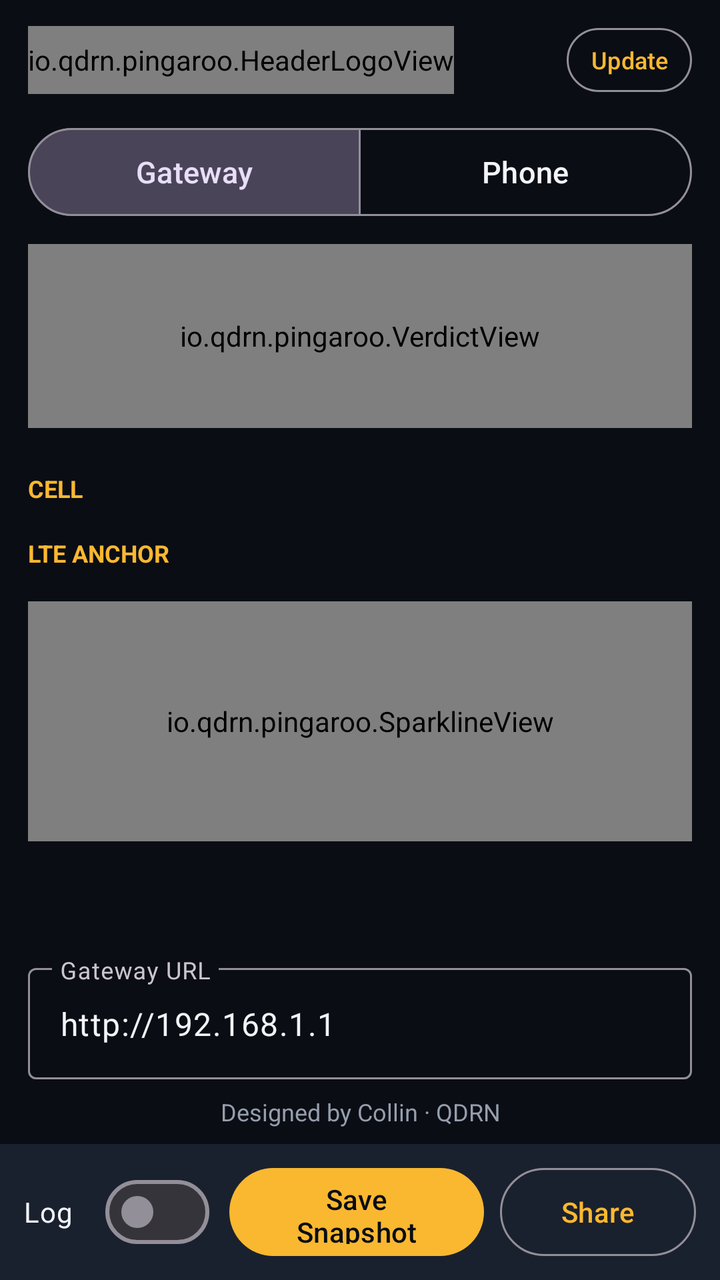
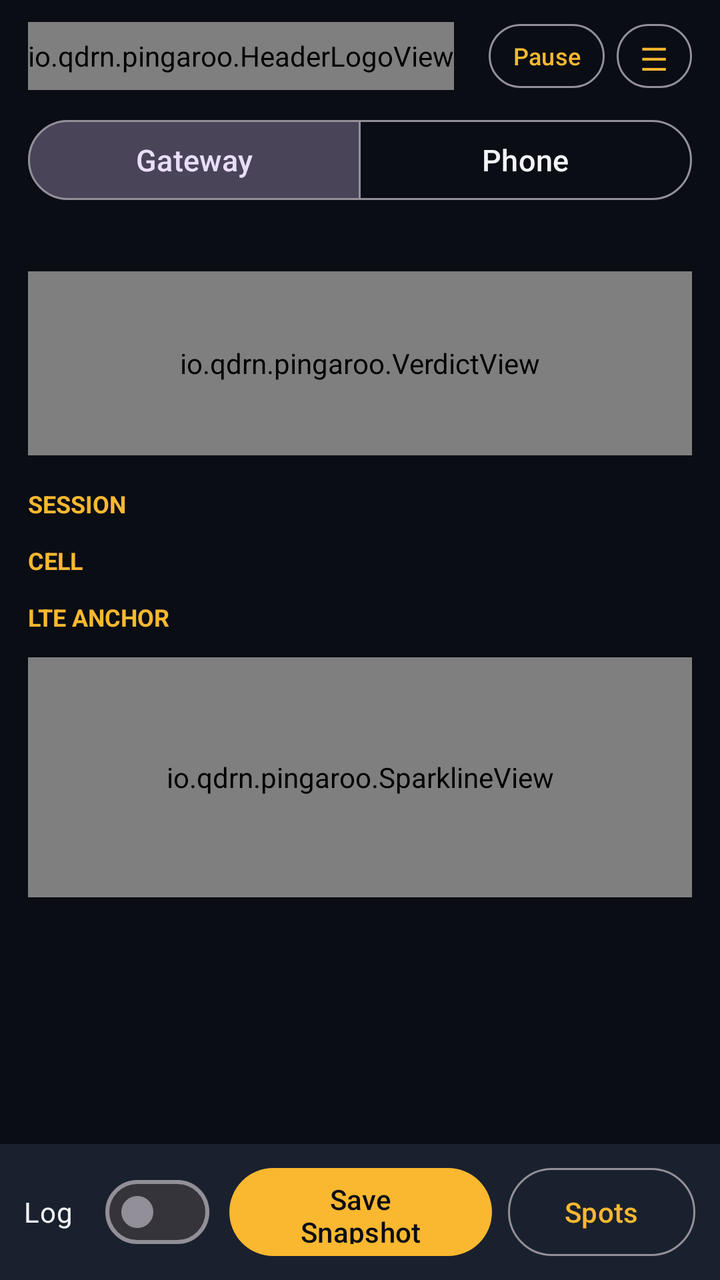

Screens rendered from an Android XML layout before and after an edit, with the pre-edit source and the edit as a unified diff.
<!-- AndroidManifest.xml: application theme Theme.Pingaroo -->
<!-- res/layout/activity_main.xml -->
<?xml version="1.0" encoding="utf-8"?>
<LinearLayout xmlns:android="http://schemas.android.com/apk/res/android"
    xmlns:app="http://schemas.android.com/apk/res-auto"
    android:layout_width="match_parent"
    android:layout_height="match_parent"
    android:background="@color/bg"
    android:orientation="vertical">

    <ScrollView
        android:layout_width="match_parent"
        android:layout_height="0dp"
        android:layout_weight="1"
        android:fillViewport="true">

        <LinearLayout
            android:layout_width="match_parent"
            android:layout_height="wrap_content"
            android:orientation="vertical"
            android:paddingStart="14dp"
            android:paddingTop="10dp"
            android:paddingEnd="14dp"
            android:paddingBottom="8dp">

            
            <LinearLayout
                android:layout_width="match_parent"
                android:layout_height="wrap_content"
                android:gravity="center_vertical"
                android:orientation="horizontal">

                <io.qdrn.pingaroo.HeaderLogoView
                    android:id="@+id/logo"
                    android:layout_width="wrap_content"
                    android:layout_height="34dp" />

                <TextView
                    android:id="@+id/clock"
                    android:layout_width="0dp"
                    android:layout_height="wrap_content"
                    android:layout_weight="1"
                    android:gravity="end"
                    android:textColor="@color/muted"
                    android:textSize="14sp" />

                <com.google.android.material.button.MaterialButton
                    android:id="@+id/updateBtn"
                    style="?attr/materialButtonOutlinedStyle"
                    android:layout_width="wrap_content"
                    android:layout_height="40dp"
                    android:layout_marginStart="8dp"
                    android:minWidth="0dp"
                    android:paddingStart="12dp"
                    android:paddingEnd="12dp"
                    android:text="@string/update"
                    android:textSize="12sp" />
            </LinearLayout>

            <TextView
                android:id="@+id/updateBanner"
                android:layout_width="match_parent"
                android:layout_height="wrap_content"
                android:layout_marginTop="8dp"
                android:background="@color/panel"
                android:padding="10dp"
                android:textColor="@color/amber"
                android:textSize="14sp"
                android:visibility="gone" />

            <com.google.android.material.button.MaterialButtonToggleGroup
                android:id="@+id/sourceGroup"
                android:layout_width="match_parent"
                android:layout_height="wrap_content"
                android:layout_marginTop="10dp"
                app:checkedButton="@id/btnGateway"
                app:selectionRequired="true"
                app:singleSelection="true">

                <com.google.android.material.button.MaterialButton
                    android:id="@+id/btnGateway"
                    style="?attr/materialButtonOutlinedStyle"
                    android:layout_width="0dp"
                    android:layout_height="52dp"
                    android:layout_weight="1"
                    android:text="@string/source_gateway"
                    android:textSize="15sp" />

                <com.google.android.material.button.MaterialButton
                    android:id="@+id/btnPhone"
                    style="?attr/materialButtonOutlinedStyle"
                    android:layout_width="0dp"
                    android:layout_height="52dp"
                    android:layout_weight="1"
                    android:text="@string/source_phone"
                    android:textSize="15sp" />
            </com.google.android.material.button.MaterialButtonToggleGroup>

            
            <io.qdrn.pingaroo.VerdictView
                android:id="@+id/verdict"
                android:layout_width="match_parent"
                android:layout_height="92dp"
                android:layout_marginTop="10dp" />

            
            <LinearLayout
                android:id="@+id/tilesSignal"
                android:layout_width="match_parent"
                android:layout_height="wrap_content"
                android:layout_marginTop="10dp"
                android:orientation="vertical" />

            <TextView
                android:id="@+id/sectionCell"
                android:layout_width="match_parent"
                android:layout_height="wrap_content"
                android:layout_marginTop="12dp"
                android:text="CELL"
                android:textColor="@color/amber"
                android:textSize="12sp"
                android:textStyle="bold" />

            <LinearLayout
                android:id="@+id/tilesCell"
                android:layout_width="match_parent"
                android:layout_height="wrap_content"
                android:layout_marginTop="4dp"
                android:orientation="vertical" />

            <TextView
                android:id="@+id/sectionLte"
                android:layout_width="match_parent"
                android:layout_height="wrap_content"
                android:layout_marginTop="12dp"
                android:text="LTE ANCHOR"
                android:textColor="@color/amber"
                android:textSize="12sp"
                android:textStyle="bold" />

            <LinearLayout
                android:id="@+id/tilesLte"
                android:layout_width="match_parent"
                android:layout_height="wrap_content"
                android:layout_marginTop="4dp"
                android:orientation="vertical" />

            <io.qdrn.pingaroo.SparklineView
                android:id="@+id/spark"
                android:layout_width="match_parent"
                android:layout_height="120dp"
                android:layout_marginTop="12dp" />

            <TextView
                android:id="@+id/status"
                android:layout_width="match_parent"
                android:layout_height="wrap_content"
                android:layout_marginTop="10dp"
                android:textColor="@color/muted"
                android:textSize="13sp" />

            <TextView
                android:id="@+id/logInfo"
                android:layout_width="match_parent"
                android:layout_height="wrap_content"
                android:layout_marginTop="2dp"
                android:textColor="@color/muted"
                android:textSize="12sp" />

            <com.google.android.material.textfield.TextInputLayout
                android:layout_width="match_parent"
                android:layout_height="wrap_content"
                android:layout_marginTop="12dp"
                android:hint="@string/gateway_url_hint">

                <com.google.android.material.textfield.TextInputEditText
                    android:id="@+id/gatewayUrl"
                    android:layout_width="match_parent"
                    android:layout_height="wrap_content"
                    android:imeOptions="actionDone"
                    android:inputType="textUri"
                    android:text="http://192.168.1.1"
                    android:textColor="@color/text" />
            </com.google.android.material.textfield.TextInputLayout>

            <TextView
                android:layout_width="match_parent"
                android:layout_height="wrap_content"
                android:layout_marginTop="8dp"
                android:gravity="center"
                android:text="@string/credit"
                android:textColor="@color/muted"
                android:textSize="12sp" />
        </LinearLayout>
    </ScrollView>

    
    <LinearLayout
        android:layout_width="match_parent"
        android:layout_height="wrap_content"
        android:background="@color/panel"
        android:gravity="center_vertical"
        android:orientation="horizontal"
        android:paddingStart="12dp"
        android:paddingTop="8dp"
        android:paddingEnd="12dp"
        android:paddingBottom="8dp">

        <com.google.android.material.materialswitch.MaterialSwitch
            android:id="@+id/logSwitch"
            android:layout_width="wrap_content"
            android:layout_height="wrap_content"
            android:layout_marginEnd="10dp"
            android:text="Log"
            android:textColor="@color/text"
            android:textSize="14sp" />

        <com.google.android.material.button.MaterialButton
            android:id="@+id/snapshotBtn"
            android:layout_width="0dp"
            android:layout_height="52dp"
            android:layout_marginEnd="8dp"
            android:layout_weight="1.3"
            android:text="@string/snapshot" />

        <com.google.android.material.button.MaterialButton
            android:id="@+id/shareBtn"
            style="?attr/materialButtonOutlinedStyle"
            android:layout_width="0dp"
            android:layout_height="52dp"
            android:layout_weight="1"
            android:text="Share" />
    </LinearLayout>
</LinearLayout>
<!-- resources referenced by this layout -->
<resources>
  <color name="amber">#FAB830</color>
  <color name="bg">#0A0D14</color>
  <color name="muted">#969EAC</color>
  <color name="panel">#1A212E</color>
  <color name="text">#F2F4F8</color>
  <string name="credit">Designed by Collin · QDRN</string>
  <string name="gateway_url_hint">Gateway URL</string>
  <string name="snapshot">Save Snapshot</string>
  <string name="source_gateway">Gateway</string>
  <string name="source_phone">Phone</string>
  <string name="update">Update</string>
  <style name="Theme.Pingaroo" parent="Theme.Material3.Dark.NoActionBar">
          <item name="android:windowBackground">@color/bg</item>
          <item name="colorPrimary">@color/amber</item>
          <item name="colorOnPrimary">@color/bg</item>
          <item name="colorSecondary">@color/blue</item>
          <item name="colorSurface">@color/panel</item>
          <item name="colorOnSurface">@color/text</item>
          <item name="android:statusBarColor">@color/bg</item>
          <item name="android:navigationBarColor">@color/bg</item>
      </style>
  <color name="blue">#5CA0FA</color>
</resources>

<!-- the commit's change to res/layout/activity_main.xml (unified diff, before → after) -->
@@ -17,7 +17,7 @@
             android:layout_height="wrap_content"
             android:orientation="vertical"
             android:paddingStart="14dp"
-            android:paddingTop="10dp"
+            android:paddingTop="8dp"
             android:paddingEnd="14dp"
             android:paddingBottom="8dp">
 
@@ -40,10 +40,10 @@
                     android:layout_weight="1"
                     android:gravity="end"
                     android:textColor="@color/muted"
-                    android:textSize="14sp" />
-
-                <com.google.android.material.button.MaterialButton
-                    android:id="@+id/updateBtn"
+                    android:textSize="13sp" />
+
+                <com.google.android.material.button.MaterialButton
+                    android:id="@+id/pauseBtn"
                     style="?attr/materialButtonOutlinedStyle"
                     android:layout_width="wrap_content"
                     android:layout_height="40dp"
@@ -51,8 +51,20 @@
                     android:minWidth="0dp"
                     android:paddingStart="12dp"
                     android:paddingEnd="12dp"
-                    android:text="@string/update"
+                    android:text="Pause"
                     android:textSize="12sp" />
+
+                <com.google.android.material.button.MaterialButton
+                    android:id="@+id/menuBtn"
+                    style="?attr/materialButtonOutlinedStyle"
+                    android:layout_width="wrap_content"
+                    android:layout_height="40dp"
+                    android:layout_marginStart="6dp"
+                    android:minWidth="0dp"
+                    android:paddingStart="12dp"
+                    android:paddingEnd="12dp"
+                    android:text="☰"
+                    android:textSize="16sp" />
             </LinearLayout>
 
             <TextView
@@ -70,7 +82,7 @@
                 android:id="@+id/sourceGroup"
                 android:layout_width="match_parent"
                 android:layout_height="wrap_content"
-                android:layout_marginTop="10dp"
+                android:layout_marginTop="8dp"
                 app:checkedButton="@id/btnGateway"
                 app:selectionRequired="true"
                 app:singleSelection="true">
@@ -79,7 +91,7 @@
                     android:id="@+id/btnGateway"
                     style="?attr/materialButtonOutlinedStyle"
                     android:layout_width="0dp"
-                    android:layout_height="52dp"
+                    android:layout_height="48dp"
                     android:layout_weight="1"
                     android:text="@string/source_gateway"
                     android:textSize="15sp" />
@@ -88,25 +100,62 @@
                     android:id="@+id/btnPhone"
                     style="?attr/materialButtonOutlinedStyle"
                     android:layout_width="0dp"
-                    android:layout_height="52dp"
+                    android:layout_height="48dp"
                     android:layout_weight="1"
                     android:text="@string/source_phone"
                     android:textSize="15sp" />
             </com.google.android.material.button.MaterialButtonToggleGroup>
 
             
+            <LinearLayout
+                android:layout_width="match_parent"
+                android:layout_height="wrap_content"
+                android:layout_marginTop="6dp"
+                android:orientation="horizontal">
+
+                <TextView
+                    android:id="@+id/contextLine"
+                    android:layout_width="0dp"
+                    android:layout_height="wrap_content"
+                    android:layout_weight="1"
+                    android:textColor="@color/muted"
+                    android:textSize="13sp" />
+
+                <TextView
+                    android:id="@+id/freshness"
+                    android:layout_width="wrap_content"
+                    android:layout_height="wrap_content"
+                    android:textColor="@color/muted"
+                    android:textSize="13sp" />
+            </LinearLayout>
+
             <io.qdrn.pingaroo.VerdictView
                 android:id="@+id/verdict"
                 android:layout_width="match_parent"
                 android:layout_height="92dp"
-                android:layout_marginTop="10dp" />
-
-            
+                android:layout_marginTop="8dp" />
+
             <LinearLayout
                 android:id="@+id/tilesSignal"
                 android:layout_width="match_parent"
                 android:layout_height="wrap_content"
-                android:layout_marginTop="10dp"
+                android:layout_marginTop="4dp"
+                android:orientation="vertical" />
+
+            <TextView
+                android:id="@+id/sectionStats"
+                android:layout_width="match_parent"
+                android:layout_height="wrap_content"
+                android:layout_marginTop="12dp"
+                android:text="SESSION"
+                android:textColor="@color/amber"
+                android:textSize="12sp"
+                android:textStyle="bold" />
+
+            <LinearLayout
+                android:id="@+id/tilesStats"
+                android:layout_width="match_parent"
+                android:layout_height="wrap_content"
                 android:orientation="vertical" />
 
             <TextView
@@ -123,7 +172,6 @@
                 android:id="@+id/tilesCell"
                 android:layout_width="match_parent"
                 android:layout_height="wrap_content"
-                android:layout_marginTop="4dp"
                 android:orientation="vertical" />
 
             <TextView
@@ -140,7 +188,6 @@
                 android:id="@+id/tilesLte"
                 android:layout_width="match_parent"
                 android:layout_height="wrap_content"
-                android:layout_marginTop="4dp"
                 android:orientation="vertical" />
 
             <io.qdrn.pingaroo.SparklineView
@@ -153,40 +200,17 @@
                 android:id="@+id/status"
                 android:layout_width="match_parent"
                 android:layout_height="wrap_content"
-                android:layout_marginTop="10dp"
-                android:textColor="@color/muted"
-                android:textSize="13sp" />
-
-            <TextView
-                android:id="@+id/logInfo"
-                android:layout_width="match_parent"
-                android:layout_height="wrap_content"
-                android:layout_marginTop="2dp"
+                android:layout_marginTop="8dp"
                 android:textColor="@color/muted"
                 android:textSize="12sp" />
 
-            <com.google.android.material.textfield.TextInputLayout
-                android:layout_width="match_parent"
-                android:layout_height="wrap_content"
-                android:layout_marginTop="12dp"
-                android:hint="@string/gateway_url_hint">
-
-                <com.google.android.material.textfield.TextInputEditText
-                    android:id="@+id/gatewayUrl"
-                    android:layout_width="match_parent"
-                    android:layout_height="wrap_content"
-                    android:imeOptions="actionDone"
-                    android:inputType="textUri"
-                    android:text="http://192.168.1.1"
-                    android:textColor="@color/text" />
-            </com.google.android.material.textfield.TextInputLayout>
-
-            <TextView
-                android:layout_width="match_parent"
-                android:layout_height="wrap_content"
-                android:layout_marginTop="8dp"
+            <TextView
+                android:id="@+id/footer"
+                android:layout_width="match_parent"
+                android:layout_height="wrap_content"
+                android:layout_marginTop="10dp"
                 android:gravity="center"
-                android:text="@string/credit"
+                android:padding="8dp"
                 android:textColor="@color/muted"
                 android:textSize="12sp" />
         </LinearLayout>
@@ -218,15 +242,15 @@
             android:layout_width="0dp"
             android:layout_height="52dp"
             android:layout_marginEnd="8dp"
-            android:layout_weight="1.3"
+            android:layout_weight="1.4"
             android:text="@string/snapshot" />
 
         <com.google.android.material.button.MaterialButton
-            android:id="@+id/shareBtn"
+            android:id="@+id/spotsBtn"
             style="?attr/materialButtonOutlinedStyle"
             android:layout_width="0dp"
             android:layout_height="52dp"
             android:layout_weight="1"
-            android:text="Share" />
+            android:text="Spots" />
     </LinearLayout>
 </LinearLayout>
<!-- resource entries referenced after the edit -->
@@ -5,12 +5,9 @@
   <color name="muted">#969EAC</color>
   <color name="panel">#1A212E</color>
   <color name="text">#F2F4F8</color>
-  <string name="credit">Designed by Collin · QDRN</string>
-  <string name="gateway_url_hint">Gateway URL</string>
   <string name="snapshot">Save Snapshot</string>
   <string name="source_gateway">Gateway</string>
   <string name="source_phone">Phone</string>
-  <string name="update">Update</string>
   <style name="Theme.Pingaroo" parent="Theme.Material3.Dark.NoActionBar">
           <item name="android:windowBackground">@color/bg</item>
           <item name="colorPrimary">@color/amber</item>
